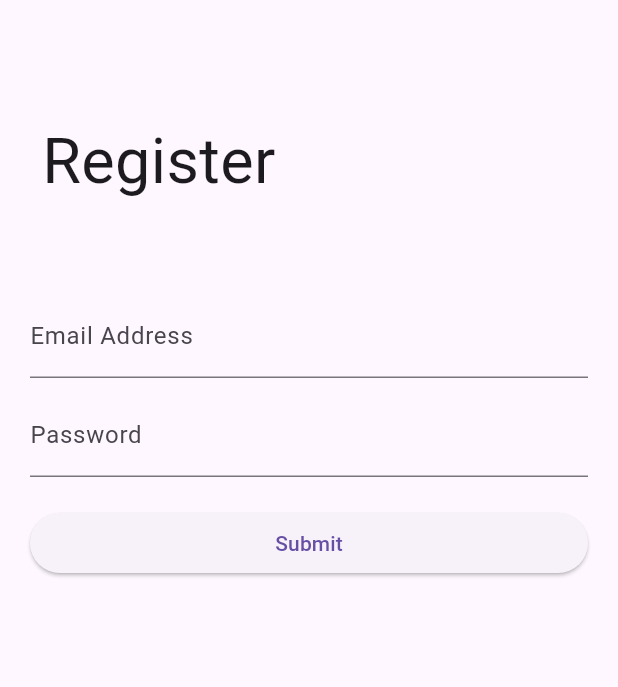
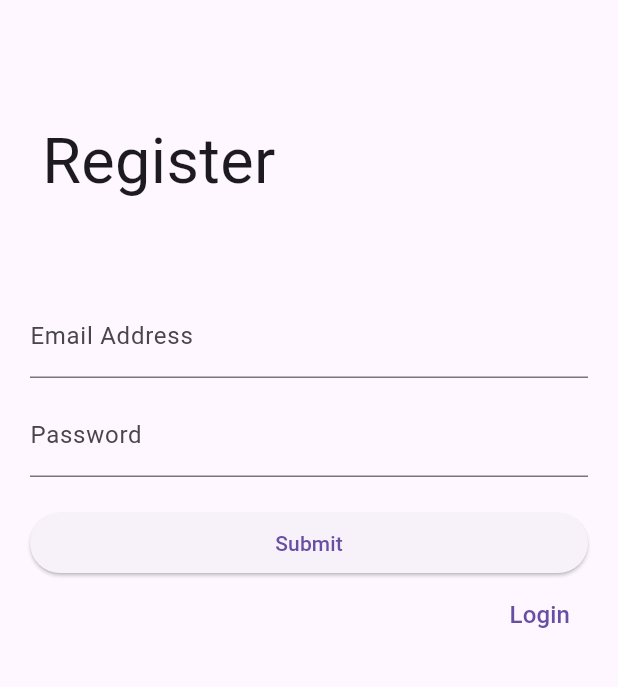
Before and after one commit to KirisameVanilla/meeting_room_appointment_system, a Flutter app: the screen it shows after launch, after a tap on "Submit", after a tap on "Register", on a phone screen of 412 x 824 dp, the part 63-750 px from its top. Run offline on Flutter 3.47's test engine with Material 3 defaults, Android fonts, the phone set to English and light mode, and no system bars; network calls fail.

Commit message:
no message
(cherry picked from commit b6e2fdd2339184aa02c1d3b64bd05b1584f639ef)

```diff
--- a/lib/main.dart
+++ b/lib/main.dart
@@ -77,13 +77,18 @@ class AppDrawer extends StatelessWidget {
             },
           ),
           ListTile(
-            title: Text('预定'), // 新增的菜单项
+            title: Text('预定'),
             onTap: () {
-              Navigator.pushNamed(context, '/book');
+              String? userName = Provider.of<UserProvider>(context).userId;
+              if (userName != null && userName != "") {
+                Navigator.pushNamed(context, '/book');
+              } else {
+                return;
+              }
             },
           ),
           ListTile(
-            title: Text('查看预定情况'), // 新增的菜单项
+            title: Text('查看预定情况'),
             onTap: () {
               Navigator.pushNamed(context, '/overview');
             },
--- a/lib/pages/home_page.dart
+++ b/lib/pages/home_page.dart
@@ -84,6 +84,7 @@ class HomePageState extends State<HomePageWidget> {
                       Provider.of<UserProvider>(context, listen: false)
                           .setUserId(_email);
                       apiService.loginUser(_email, _pwd);
+                      apiService.loadSlots();
                     } else {
                       // 如果验证失败，也可以给出提示
                       ScaffoldMessenger.of(context).showSnackBar(
--- a/lib/pages/register_page.dart
+++ b/lib/pages/register_page.dart
@@ -1,6 +1,6 @@
-
 import 'package:flutter/material.dart';
-import '../main.dart';// 新增的周视图组件
+import 'package:meeting_room_booking_system/pages/home_page.dart';
+import '../main.dart'; // 新增的周视图组件
 import '../api_service.dart';
 
 class RegisterPageWidget extends StatefulWidget {
@@ -14,9 +14,9 @@ class RegisterPageWidget extends StatefulWidget {
 }
 
 class RegisterPageState extends State<RegisterPageWidget> {
-
   final _formKey = GlobalKey<FormState>();
-  final ApiService apiService = ApiService(baseUrl: 'http://localhost:5000'); // 设置后端 URL
+  final ApiService apiService =
+      ApiService(baseUrl: 'http://localhost:5000'); // 设置后端 URL
   String _email = "";
   String _pwd = "";
   @override
@@ -26,7 +26,6 @@ class RegisterPageState extends State<RegisterPageWidget> {
         drawer: AppDrawer(),
         body: Form(
             key: _formKey,
-
             child: ListView(
               padding: const EdgeInsets.symmetric(horizontal: 20),
               children: [
@@ -51,13 +50,10 @@ class RegisterPageState extends State<RegisterPageWidget> {
                   validator: (passwordValidator) {
                     var pwdReg = RegExp(
                         r"^(?=.*[A-Z])(?=.*[a-z])(?=.*\d)(?=.*[@$!%*?&#^+=~])[A-Za-z\d@$!%*?&#^+=~]{8,}$");
-                var specialRegFirst = RegExp(
-                  r"[-]{2,}"
-                );
-                var specialRegSecond = RegExp(
-                  r"[;<>]{1,}"
-                );
-                if(specialRegFirst.hasMatch(passwordValidator!)||specialRegSecond.hasMatch(passwordValidator)){
+                    var specialRegFirst = RegExp(r"[-]{2,}");
+                    var specialRegSecond = RegExp(r"[;<>]{1,}");
+                    if (specialRegFirst.hasMatch(passwordValidator!) ||
+                        specialRegSecond.hasMatch(passwordValidator)) {
                       return '我是来写网站的，你想干什么？补药注入我口牙';
                     }
                     if (!pwdReg.hasMatch(passwordValidator)) {
@@ -78,10 +74,10 @@ class RegisterPageState extends State<RegisterPageWidget> {
                         SnackBar(content: Text('Validation Passed')),
                       );
                       _formKey.currentState!.save();
-                  print(_email);print(_pwd);
-                  apiService.registerUser(_email,_pwd);
-                }
-                else {
+                      print(_email);
+                      print(_pwd);
+                      apiService.registerUser(_email, _pwd);
+                    } else {
                       // 如果验证失败，也可以给出提示
                       ScaffoldMessenger.of(context).showSnackBar(
                         SnackBar(content: Text('Validation Failed')),
@@ -90,14 +86,30 @@ class RegisterPageState extends State<RegisterPageWidget> {
                   },
                   child: const Text('Submit'),
                 ),
+                Row(
+                  mainAxisAlignment: MainAxisAlignment.end,
+                  children: [
+                    TextButton(
+                      onPressed: () {
+                        Navigator.push(
+                          context,
+                          MaterialPageRoute(
+                              builder: (context) => HomePageWidget()),
+                        );
+                      },
+                      child:
+                          const Text('Login', style: TextStyle(fontSize: 16)),
+                    ),
                   ],
-        ))
-    );
+                ),
+              ],
+            )));
   }
 }
 
 Widget buildTitle() {
-  return const Padding( // 设置边距
+  return const Padding(
+      // 设置边距
       padding: EdgeInsets.all(8),
       child: Text(
         'Register',
```
Also changed, not shown: lib/booked_slots.json (+1 -1 lines), lib/data/booked_slots_model.dart (+5 -13 lines), lib/pages/week_viewModel.dart (+5 -3 lines), 1 other file. Lines whose indentation alone changed are shown as unchanged.
